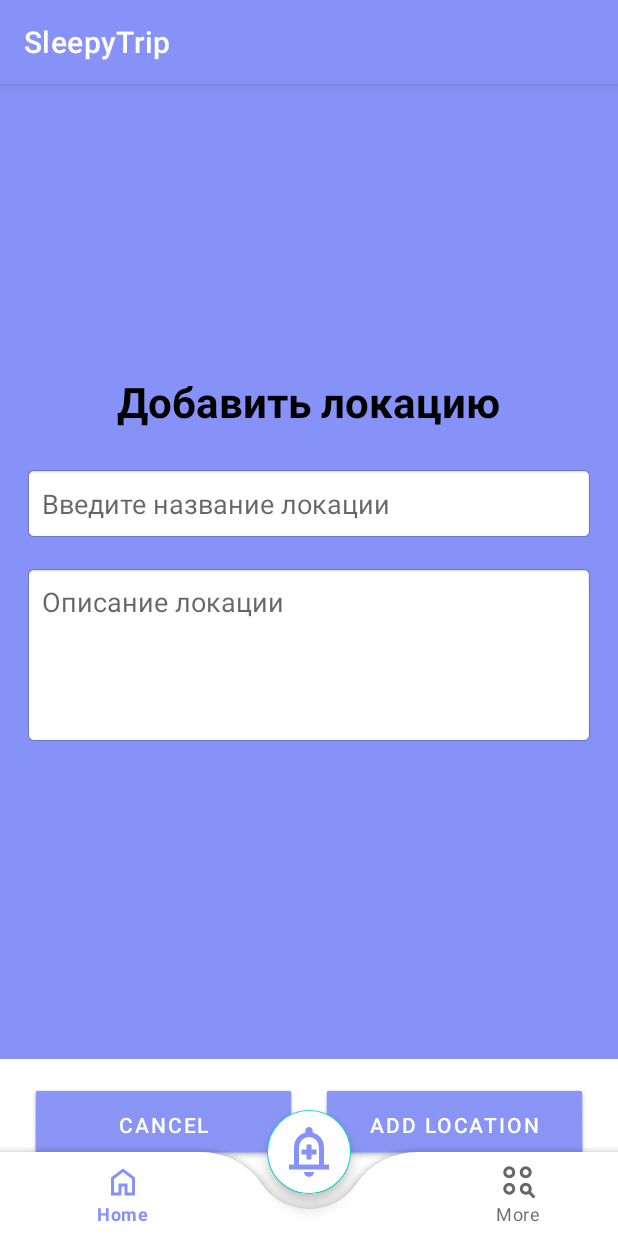
After one commit to rudeek/sleepy-trip, an Android app: the fragment AddLocationFragment placed in its activity, on a phone screen of 412 x 824 dp. The commit adds this screen. Run offline under Robolectric (Android 15) with nearby library versions, the phone set to English and light mode, and no system bars.

Commit message:
added add button menu

```diff
--- /dev/null
+++ b/app/src/main/java/com/example/sleepytrip/AddLocationFragment.java
@@ -0,0 +1,45 @@
+package com.example.sleepytrip;
+
+import android.os.Bundle;
+
+import androidx.fragment.app.Fragment;
+
+import android.view.LayoutInflater;
+import android.view.View;
+import android.view.ViewGroup;
+import android.widget.Button;
+
+public class AddLocationFragment extends Fragment {
+
+    private Button btnAddLocation;
+    private Button btnCancel;
+
+    @Override
+    public View onCreateView(LayoutInflater inflater, ViewGroup container,
+                             Bundle savedInstanceState) {
+        View view = inflater.inflate(R.layout.fragment_add_location, container, false);
+
+        btnAddLocation = view.findViewById(R.id.btn_add_location);
+        btnCancel = view.findViewById(R.id.btn_cancel);
+
+        // Обработчик кнопки Cancel - возврат на HomeFragment
+        btnCancel.setOnClickListener(v -> {
+            if (getActivity() instanceof MainActivity) {
+                MainActivity activity = (MainActivity) getActivity();
+                activity.replaceFragment(new HomeFragment(), true);
+            }
+        });
+
+        // Обработчик кнопки Add Location
+        btnAddLocation.setOnClickListener(v -> {
+            // Здесь будет логика добавления локации
+            // Пока просто возвращаемся на HomeFragment
+            if (getActivity() instanceof MainActivity) {
+                MainActivity activity = (MainActivity) getActivity();
+                activity.replaceFragment(new HomeFragment(), true);
+            }
+        });
+
+        return view;
+    }
+}
--- a/app/src/main/java/com/example/sleepytrip/MainActivity.java
+++ b/app/src/main/java/com/example/sleepytrip/MainActivity.java
@@ -42,9 +42,17 @@ public class MainActivity extends AppCompatActivity {
         binding.bottomNavigationView.setBackground(null);
         binding.bottomNavigationView.setPadding(0, 0, 0, 0);
 
+        // Try to remove padding from child view as well
+        if (binding.bottomNavigationView.getChildCount() > 0) {
+            ViewGroup menuView = (ViewGroup) binding.bottomNavigationView.getChildAt(0);
+            if (menuView != null) {
+                menuView.setPadding(0, 0, 0, 0);
+            }
+        }
+
         // Load initial fragment only if savedInstanceState is null
         if (savedInstanceState == null) {
-            replaceFragment(new HomeFragment());
+            replaceFragment(new HomeFragment(), true);
         }
 
         // Обработчик для bottom navigation
@@ -52,7 +60,7 @@ public class MainActivity extends AppCompatActivity {
             int itemId = item.getItemId();
 
             if (itemId == R.id.home) {
-                replaceFragment(new HomeFragment());
+                replaceFragment(new HomeFragment(), true);
                 return true;
             } else if (itemId == R.id.more) {
                 // Открываем drawer при клике на More
@@ -67,17 +75,12 @@ public class MainActivity extends AppCompatActivity {
         navigationView.setNavigationItemSelectedListener(item -> {
             int itemId = item.getItemId();
 
-
-            if(itemId == R.id.drawer_home){
-                // Домашняя страница
-                replaceFragment(new HomeFragment());
-            }
-            else if(itemId == R.id.drawer_settings) {
+            if (itemId == R.id.drawer_settings) {
                 // Открыть настройки
-                replaceFragment(new SettingsFragment());
+                replaceFragment(new SettingsFragment(), true);
             } else if (itemId == R.id.drawer_about) {
                 // О приложении
-                replaceFragment(new AboutFragment());
+                replaceFragment(new AboutFragment(), true);
             } else if (itemId == R.id.drawer_exit) {
                 // Выход
                 finish();
@@ -86,6 +89,11 @@ public class MainActivity extends AppCompatActivity {
             // Закрываем drawer после выбора пункта
             drawerLayout.closeDrawer(navigationView);
             return true;
+        });
+
+        // Обработчик для FAB кнопки
+        binding.fabAdd.setOnClickListener(v -> {
+            replaceFragment(new AddLocationFragment(), false);
         });
 
         // Apply window insets to frame_layout instead of main
@@ -97,10 +105,19 @@ public class MainActivity extends AppCompatActivity {
         });
     }
 
-    private void replaceFragment(Fragment fragment) {
+    public void replaceFragment(Fragment fragment, boolean showBottomNav) {
         FragmentManager fragmentManager = getSupportFragmentManager();
         FragmentTransaction fragmentTransaction = fragmentManager.beginTransaction();
         fragmentTransaction.replace(R.id.frame_layout, fragment);
         fragmentTransaction.commit();
+
+        // Показываем или скрываем bottom navigation
+        if (showBottomNav) {
+            binding.bottomAppBar.setVisibility(View.VISIBLE);
+            binding.fabAdd.setVisibility(View.VISIBLE);
+        } else {
+            binding.bottomAppBar.setVisibility(View.GONE);
+            binding.fabAdd.setVisibility(View.GONE);
+        }
     }
 }
--- /dev/null
+++ b/app/src/main/res/layout/fragment_add_location.xml
@@ -0,0 +1,86 @@
+<?xml version="1.0" encoding="utf-8"?>
+<LinearLayout
+    xmlns:android="http://schemas.android.com/apk/res/android"
+    android:layout_width="match_parent"
+    android:layout_height="match_parent"
+    android:orientation="vertical"
+    android:background="@color/lavender">
+
+    <!-- Основной контент -->
+    <FrameLayout
+        android:layout_width="match_parent"
+        android:layout_height="0dp"
+        android:layout_weight="1"
+        android:padding="16dp">
+
+        <LinearLayout
+            android:layout_width="match_parent"
+            android:layout_height="match_parent"
+            android:orientation="vertical"
+            android:gravity="center">
+
+            <TextView
+                android:layout_width="wrap_content"
+                android:layout_height="wrap_content"
+                android:text="Добавить локацию"
+                android:textSize="28sp"
+                android:textStyle="bold"
+                android:textColor="@android:color/black"
+                android:layout_marginBottom="24dp"/>
+
+            <EditText
+                android:id="@+id/et_location_name"
+                android:layout_width="match_parent"
+                android:layout_height="50dp"
+                android:hint="Введите название локации"
+                android:padding="12dp"
+                android:background="@android:drawable/editbox_background"
+                android:layout_marginBottom="16dp"/>
+
+            <EditText
+                android:id="@+id/et_location_description"
+                android:layout_width="match_parent"
+                android:layout_height="120dp"
+                android:hint="Описание локации"
+                android:padding="12dp"
+                android:gravity="top"
+                android:background="@android:drawable/editbox_background"
+                android:layout_marginBottom="16dp"
+                android:inputType="textMultiLine"/>
+
+        </LinearLayout>
+
+    </FrameLayout>
+
+    <!-- Кнопки внизу -->
+    <LinearLayout
+        android:layout_width="match_parent"
+        android:layout_height="wrap_content"
+        android:orientation="horizontal"
+        android:paddingTop="20dp"
+        android:paddingHorizontal="20dp"
+        android:paddingBottom="50dp"
+        android:background="@color/white"
+        android:gravity="center">
+
+        <Button
+            android:id="@+id/btn_cancel"
+            android:layout_width="0dp"
+            android:layout_height="48dp"
+            android:layout_weight="1"
+            android:text="Cancel"
+            android:layout_marginEnd="8dp"
+            android:background="@android:drawable/btn_default"/>
+
+        <Button
+            android:id="@+id/btn_add_location"
+            android:layout_width="0dp"
+            android:layout_height="48dp"
+            android:layout_weight="1"
+            android:text="Add Location"
+            android:layout_marginStart="8dp"
+            android:background="@android:drawable/btn_default"/>
+
+    </LinearLayout>
+
+</LinearLayout>
```
